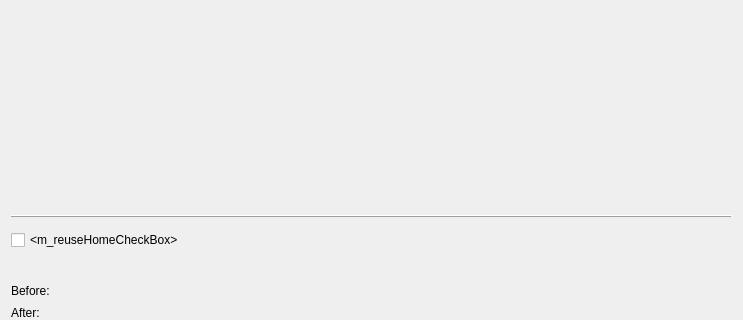
The window that src/modules/partition/gui/ChoicePage.ui (calamares/calamares) describes before a commit, drawn with Qt 5; both pictures show x 0 to 743 and y 192 to 512 of the 743 by 512 pixel window.
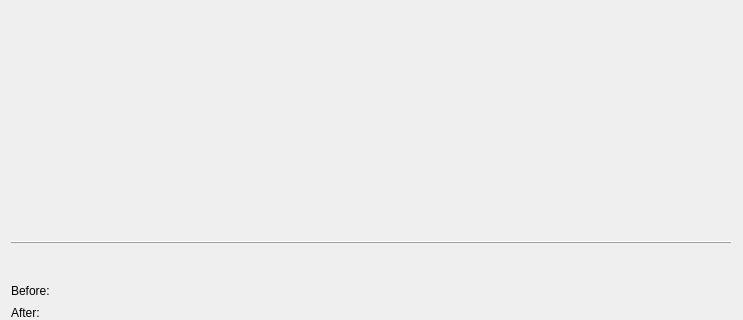
The same window after the commit. Custom widgets are drawn as their Qt base class.

Commit message: WIP: [partition] Detect GPT home partition type

Patch:
```diff
--- a/src/modules/partition/gui/ChoicePage.ui
+++ b/src/modules/partition/gui/ChoicePage.ui
@@ -36,7 +36,7 @@
     </layout>
    </item>
    <item>
-    <layout class="QVBoxLayout" name="m_rightLayout" stretch="0,1,0,0,0,0,0">
+    <layout class="QVBoxLayout" name="m_rightLayout" stretch="0,1,0,0,0,0">
      <item>
       <widget class="QLabel" name="m_messageLabel">
        <property name="toolTip">
@@ -100,13 +100,6 @@
      <item>
       <widget class="EncryptWidget" name="m_encryptWidget" native="true"/>
      </item>
-     <item>
-      <widget class="QCheckBox" name="m_reuseHomeCheckBox">
-       <property name="text">
-        <string notr="true">&lt;m_reuseHomeCheckBox&gt;</string>
-       </property>
-      </widget>
-     </item>
      <item>
       <widget class="QLabel" name="m_selectLabel">
        <property name="text">
```
The commit also changes 7 other files.
